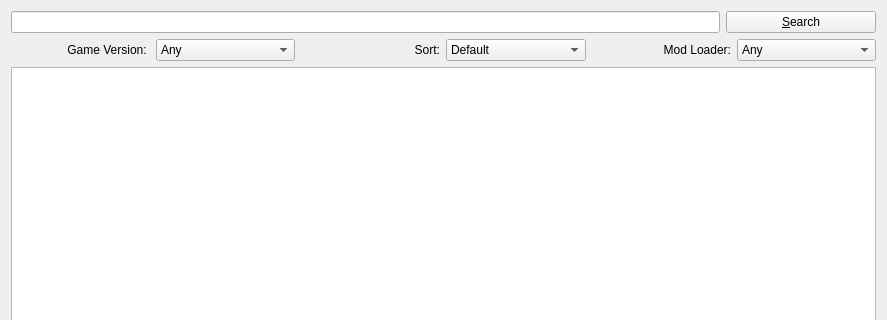
Before: the Qt Designer form src/ui/curseforgemodbrowser.ui in kaniol-lck/modmanager, drawn with Qt 5; both pictures show x 0 to 887 and y 0 to 320 of the 887 by 554 pixel window.
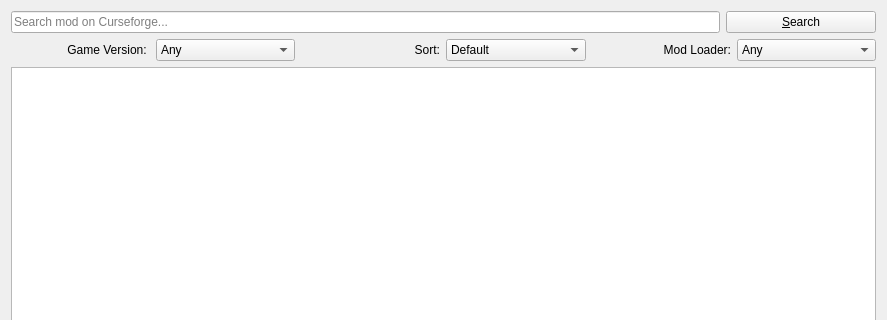
After: the same form once the commit is applied.

```diff
--- a/src/ui/curseforgemodbrowser.ui
+++ b/src/ui/curseforgemodbrowser.ui
@@ -17,7 +17,11 @@
    <item row="0" column="0">
     <layout class="QHBoxLayout" name="horizontalLayout">
      <item>
-      <widget class="QLineEdit" name="searchText"/>
+      <widget class="QLineEdit" name="searchText">
+       <property name="placeholderText">
+        <string>Search mod on Curseforge...</string>
+       </property>
+      </widget>
      </item>
      <item>
       <widget class="QPushButton" name="searchButton">
```
